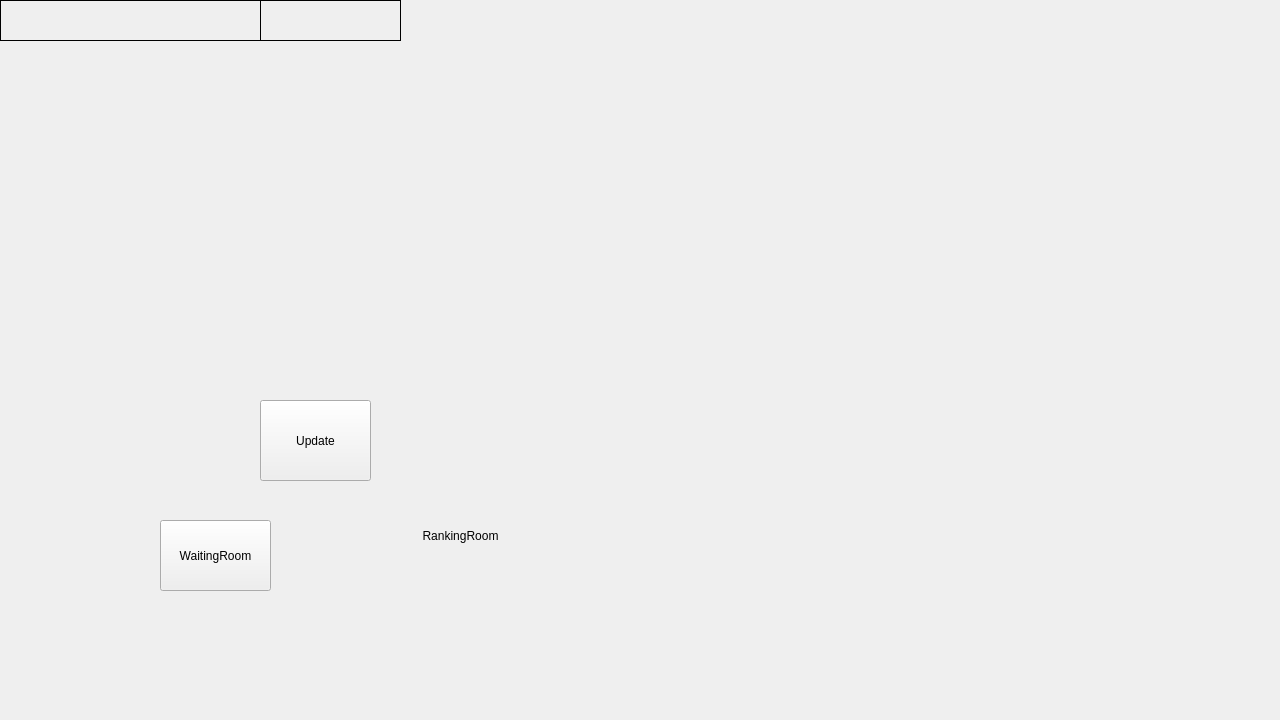
Old version of the form game2/gamelobby.ui in the repository guyuisland/cxsjsj.
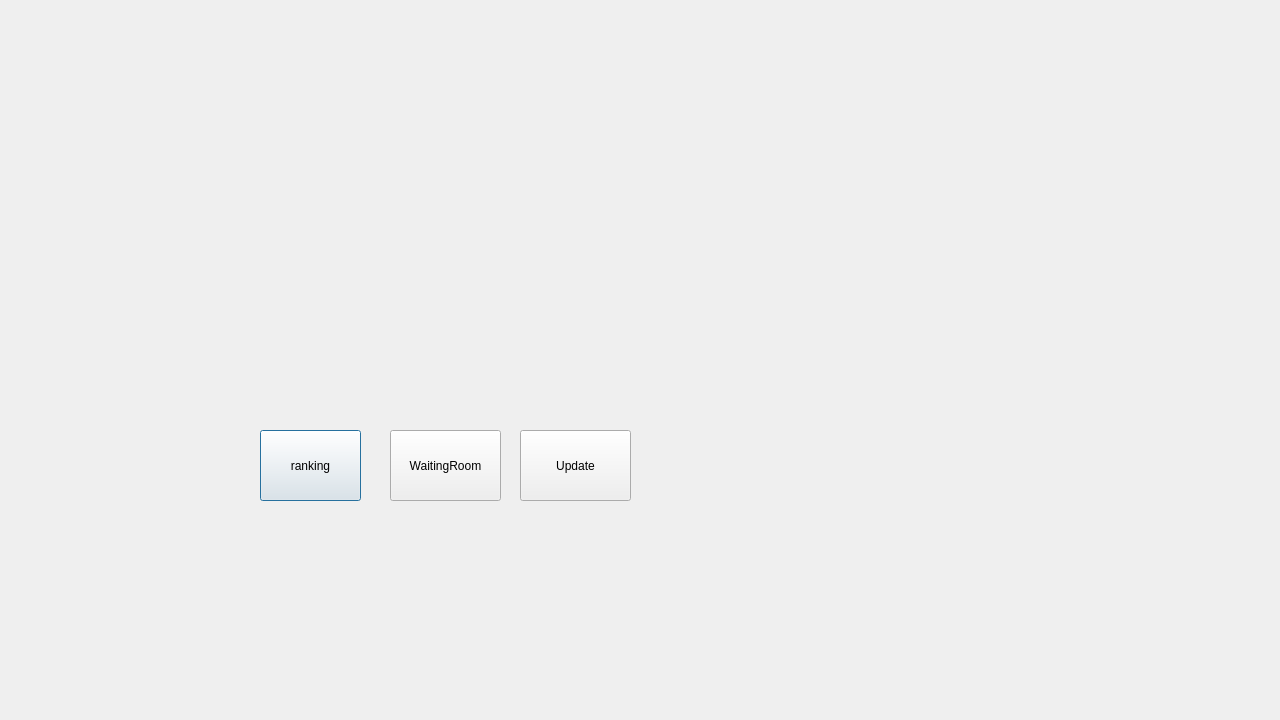
New version of the form.

Diff of the .ui file:
```diff
--- a/game2/gamelobby.ui
+++ b/game2/gamelobby.ui
@@ -16,10 +16,10 @@
   <widget class="QLabel" name="User1">
    <property name="geometry">
     <rect>
-     <x>617</x>
-     <y>124</y>
-     <width>251</width>
-     <height>91</height>
+     <x>800</x>
+     <y>160</y>
+     <width>161</width>
+     <height>71</height>
     </rect>
    </property>
    <property name="text">
@@ -29,10 +29,10 @@
   <widget class="QLabel" name="User2">
    <property name="geometry">
     <rect>
-     <x>617</x>
-     <y>234</y>
-     <width>251</width>
-     <height>91</height>
+     <x>800</x>
+     <y>270</y>
+     <width>161</width>
+     <height>71</height>
     </rect>
    </property>
    <property name="text">
@@ -42,10 +42,10 @@
   <widget class="QLabel" name="User3">
    <property name="geometry">
     <rect>
-     <x>617</x>
-     <y>350</y>
-     <width>251</width>
-     <height>91</height>
+     <x>800</x>
+     <y>360</y>
+     <width>161</width>
+     <height>71</height>
     </rect>
    </property>
    <property name="text">
@@ -55,10 +55,10 @@
   <widget class="QLabel" name="User4">
    <property name="geometry">
     <rect>
-     <x>617</x>
-     <y>462</y>
-     <width>251</width>
-     <height>91</height>
+     <x>800</x>
+     <y>450</y>
+     <width>161</width>
+     <height>71</height>
     </rect>
    </property>
    <property name="text">
@@ -68,14 +68,14 @@
   <widget class="QPushButton" name="rankButton">
    <property name="geometry">
     <rect>
-     <x>410</x>
-     <y>500</y>
+     <x>260</x>
+     <y>430</y>
      <width>101</width>
      <height>71</height>
     </rect>
    </property>
    <property name="text">
-    <string>RankingRoom</string>
+    <string>ranking</string>
    </property>
    <property name="autoDefault">
     <bool>true</bool>
@@ -84,7 +84,7 @@
     <bool>false</bool>
    </property>
    <property name="flat">
-    <bool>true</bool>
+    <bool>false</bool>
    </property>
   </widget>
   <widget class="QLabel" name="background">
@@ -103,14 +103,14 @@
   <widget class="QLabel" name="name">
    <property name="geometry">
     <rect>
-     <x>0</x>
-     <y>0</y>
+     <x>260</x>
+     <y>230</y>
      <width>261</width>
      <height>41</height>
     </rect>
    </property>
    <property name="frameShape">
-    <enum>QFrame::Box</enum>
+    <enum>QFrame::NoFrame</enum>
    </property>
    <property name="text">
     <string/>
@@ -120,13 +120,13 @@
    <property name="geometry">
     <rect>
      <x>260</x>
-     <y>0</y>
+     <y>330</y>
      <width>141</width>
      <height>41</height>
     </rect>
    </property>
    <property name="frameShape">
-    <enum>QFrame::Box</enum>
+    <enum>QFrame::NoFrame</enum>
    </property>
    <property name="text">
     <string/>
@@ -135,8 +135,8 @@
   <widget class="QPushButton" name="waitButton">
    <property name="geometry">
     <rect>
-     <x>160</x>
-     <y>520</y>
+     <x>390</x>
+     <y>430</y>
      <width>111</width>
      <height>71</height>
     </rect>
@@ -148,10 +148,10 @@
   <widget class="QPushButton" name="updateButton">
    <property name="geometry">
     <rect>
-     <x>260</x>
-     <y>400</y>
+     <x>520</x>
+     <y>430</y>
      <width>111</width>
-     <height>81</height>
+     <height>71</height>
     </rect>
    </property>
    <property name="text">
```
